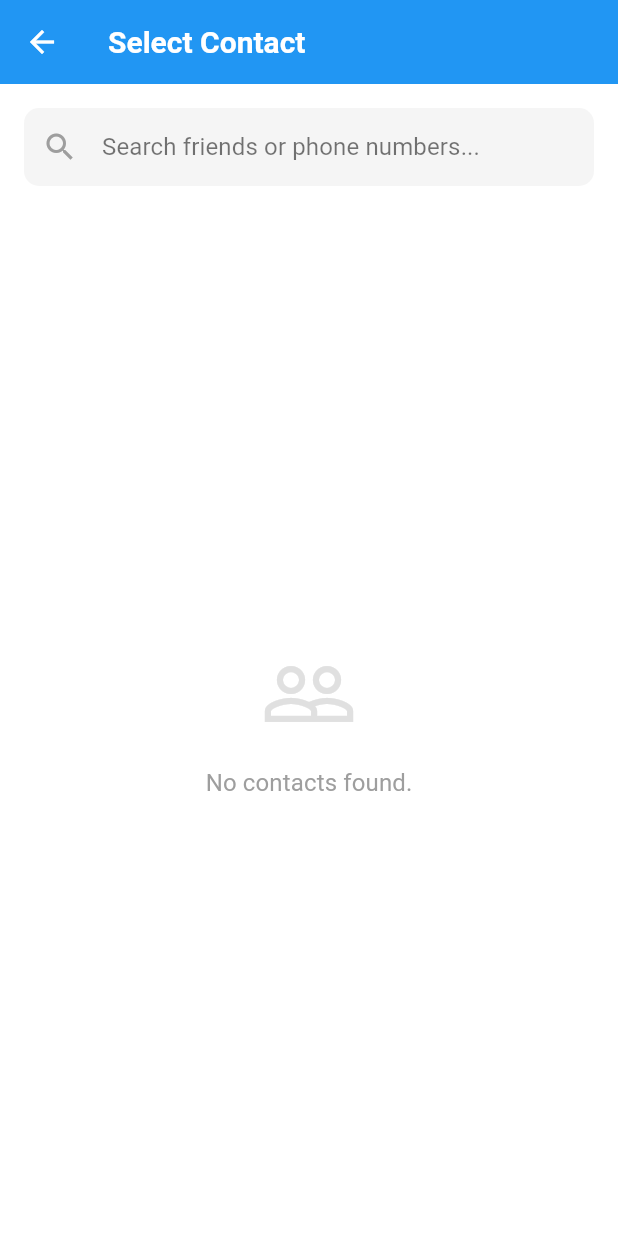
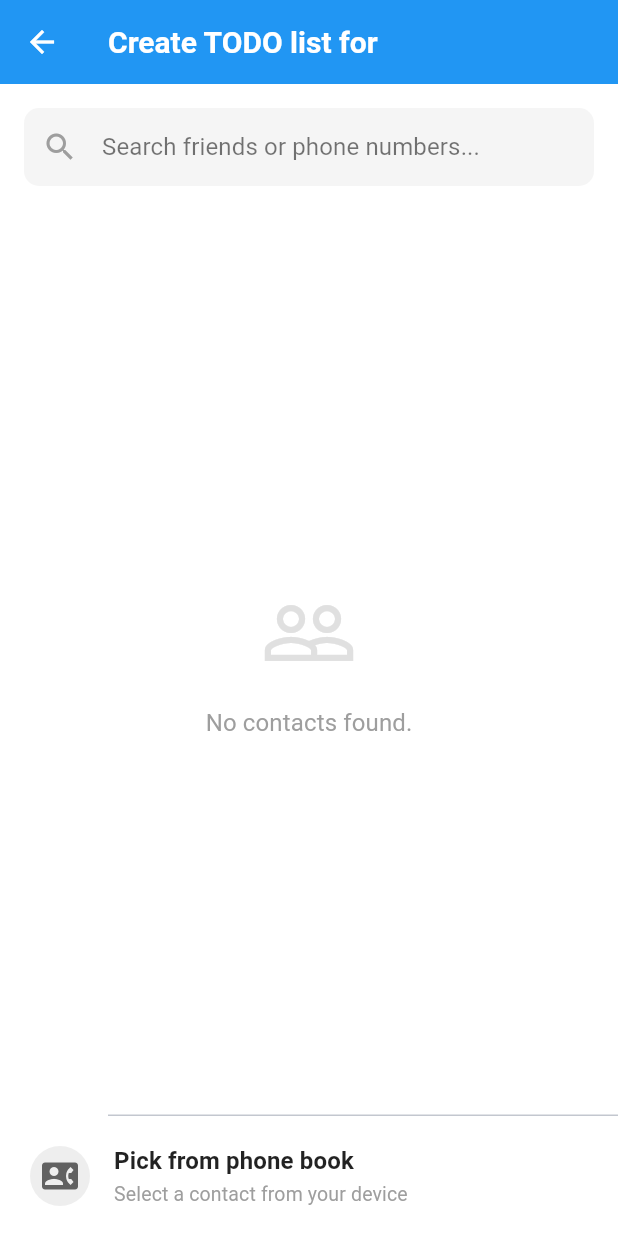
Before and after one commit to izinin/dotogether, a Flutter app: the FriendsScreen screen opened directly, on a phone screen of 412 x 824 dp. Run offline on Flutter 3.47's test engine with Material 3 defaults, Android fonts, the phone set to English and light mode, and no system bars; our stand-ins replace firebase_auth, firebase_core, flutter_native_contact_picker; missing offline and left inert: flutter_driver, recaptcha_enterprise_flutter, serverpod, serverpod_auth_core_server, serverpod_auth_idp_flutter and 5 more; accounts and stored records are empty.

Commit message:
added flutter_native_contact_picker to dotogether_flutter

```diff
--- a/dotogether_flutter/lib/screens/friends_screen.dart
+++ b/dotogether_flutter/lib/screens/friends_screen.dart
@@ -1,5 +1,8 @@
 import 'package:flutter/material.dart';
+import 'package:flutter_native_contact_picker/flutter_native_contact_picker.dart'
+    as contact_picker;
 import 'package:provider/provider.dart';
+import 'package:dotogether_client/dotogether_client.dart';
 import '../services/app_state.dart';
 import 'create_project_screen.dart';
 
@@ -12,6 +15,8 @@ class FriendsScreen extends StatefulWidget {
 
 class _FriendsScreenState extends State<FriendsScreen> {
   final TextEditingController _searchController = TextEditingController();
+  final contact_picker.FlutterNativeContactPicker _contactPicker =
+      contact_picker.FlutterNativeContactPicker();
   String _searchQuery = "";
 
   @override
@@ -27,6 +32,52 @@ class _FriendsScreenState extends State<FriendsScreen> {
   void dispose() {
     _searchController.dispose();
     super.dispose();
+  }
+
+  void _openCreateProjectScreen(String contactName, String contactPhone) {
+    Navigator.of(context).push(
+      MaterialPageRoute(
+        builder: (context) => CreateProjectScreen(
+          contactName: contactName.isEmpty ? 'Unknown' : contactName,
+          contactPhone: contactPhone,
+        ),
+      ),
+    );
+  }
+
+  /// Opens the device's native contact picker and, if a contact with a
+  /// phone number was selected, continues the same Project creation flow
+  /// used for a contact picked from the server-backed Contact list.
+  Future<void> _pickFromPhoneBook() async {
+    try {
+      final picked = await _contactPicker.selectPhoneNumber();
+      if (picked == null) return;
+
+      final phone =
+          picked.selectedPhoneNumber ??
+          (picked.phoneNumbers?.isNotEmpty == true
+              ? picked.phoneNumbers!.first
+              : '');
+      if (!mounted) return;
+
+      if (phone.isEmpty) {
+        ScaffoldMessenger.of(context).showSnackBar(
+          const SnackBar(
+            content: Text('Selected contact does not have a phone number.'),
+          ),
+        );
+        return;
+      }
+
+      _openCreateProjectScreen(picked.fullName ?? '', phone);
+    } catch (_) {
+      if (!mounted) return;
+      ScaffoldMessenger.of(context).showSnackBar(
+        const SnackBar(
+          content: Text('Contact picker is not available on this device.'),
+        ),
+      );
+    }
   }
 
   @override
@@ -52,7 +103,7 @@ class _FriendsScreenState extends State<FriendsScreen> {
           onPressed: () => Navigator.of(context).pop(),
         ),
         title: const Text(
-          'Select Contact',
+          'Create TODO list for',
           style: TextStyle(
             color: Colors.white,
             fontWeight: FontWeight.bold,
@@ -108,8 +159,11 @@ class _FriendsScreenState extends State<FriendsScreen> {
                       ),
                     ),
                   )
-                : filteredContacts.isEmpty
-                ? Center(
+                : Column(
+                    children: [
+                      if (filteredContacts.isEmpty)
+                        Expanded(
+                          child: Center(
                             child: Column(
                               mainAxisAlignment: MainAxisAlignment.center,
                               children: [
@@ -130,15 +184,57 @@ class _FriendsScreenState extends State<FriendsScreen> {
                                 ),
                               ],
                             ),
+                          ),
                         )
-                : ListView.separated(
+                      else
+                        Expanded(
+                          child: ListView.separated(
                             itemCount: filteredContacts.length,
                             separatorBuilder: (context, index) =>
                                 const Divider(height: 1, indent: 72),
-                    itemBuilder: (context, index) {
-                      final contact = filteredContacts[index];
-                      final displayName = contact.name;
-                      final phone = contact.phoneNumber.isNotEmpty
+                            itemBuilder: (context, index) =>
+                                _buildContactTile(filteredContacts[index]),
+                          ),
+                        ),
+                      const Divider(height: 1, indent: 72),
+                      _buildPickFromPhoneBookTile(),
+                    ],
+                  ),
+          ),
+        ],
+      ),
+    );
+  }
+
+  Widget _buildPickFromPhoneBookTile() {
+    return ListTile(
+      contentPadding: const EdgeInsets.symmetric(
+        horizontal: 20,
+        vertical: 4,
+      ),
+      leading: CircleAvatar(
+        backgroundColor: Colors.grey.shade200,
+        child: Icon(Icons.contact_phone, color: Colors.grey.shade700),
+      ),
+      title: const Text(
+        'Pick from phone book',
+        style: TextStyle(
+          fontSize: 16,
+          fontWeight: FontWeight.bold,
+          color: Colors.black87,
+        ),
+      ),
+      subtitle: const Text(
+        'Select a contact from your device',
+        style: TextStyle(color: Colors.grey, fontSize: 13),
+      ),
+      onTap: _pickFromPhoneBook,
+    );
+  }
+
+  Widget _buildContactTile(Contact contact) {
+    final String displayName = contact.name;
+    final String phone = contact.phoneNumber.isNotEmpty
         ? contact.phoneNumber
         : 'No Phone Number';
     final firstLetter = displayName.isEmpty
@@ -146,10 +242,7 @@ class _FriendsScreenState extends State<FriendsScreen> {
         : displayName[0].toUpperCase();
 
     return ListTile(
-                        contentPadding: const EdgeInsets.symmetric(
-                          horizontal: 20,
-                          vertical: 4,
-                        ),
+      contentPadding: const EdgeInsets.symmetric(horizontal: 20, vertical: 4),
       leading: CircleAvatar(
         backgroundColor: Colors.blue.shade100,
         child: Text(
@@ -170,40 +263,19 @@ class _FriendsScreenState extends State<FriendsScreen> {
       ),
       subtitle: Text(
         phone,
-                          style: TextStyle(
-                            color: Colors.grey.shade500,
-                            fontSize: 13,
-                          ),
+        style: TextStyle(color: Colors.grey.shade500, fontSize: 13),
       ),
       onTap: () {
         if (contact.phoneNumber.isEmpty) {
           ScaffoldMessenger.of(context).showSnackBar(
             const SnackBar(
-                                content: Text(
-                                  'This contact does not have a phone number.',
-                                ),
+              content: Text('This contact does not have a phone number.'),
             ),
           );
           return;
         }
-                          // Open creation screen
-                          Navigator.of(context).push(
-                            MaterialPageRoute(
-                              builder: (context) => CreateProjectScreen(
-                                contactName: displayName.isEmpty
-                                    ? 'Unknown'
-                                    : displayName,
-                                contactPhone: phone,
-                              ),
-                            ),
-                          );
+        _openCreateProjectScreen(displayName, phone);
       },
-                      );
-                    },
-                  ),
-          ),
-        ],
-      ),
     );
   }
 }
--- a/dotogether_flutter/lib/screens/home_screen.dart
+++ b/dotogether_flutter/lib/screens/home_screen.dart
@@ -90,12 +90,12 @@ class HomeScreen extends StatelessWidget {
             ),
             const SizedBox(height: 28),
 
-            // List Row 3: My friends
+            // List Row 3: Create project
             _buildNavigationItem(
               context,
               icon:
                   Icons.phone_enabled_outlined, // Matches mockup telephone icon
-              title: 'My friends',
+              title: 'Create project',
               subtitle: 'find and assign tasks',
               onTap: () {
                 Navigator.of(context).push(
--- a/dotogether_flutter/lib/services/app_state.dart
+++ b/dotogether_flutter/lib/services/app_state.dart
@@ -390,7 +390,7 @@ class AppState extends ChangeNotifier {
 
   // ================= CONTACTS HANDLER =================
 
-  /// Fetch the list of known contacts for the "Select Contact" screen.
+  /// Fetch the list of known contacts for the "Create TODO list for" screen.
   /// In Demo Mode this is the local simulated list; otherwise it's fetched
   /// from the server, which derives it from the Contact records (owner/
   /// assignee) found across all of the current user's Projects (created +
--- a/dotogether_flutter/pubspec.yaml
+++ b/dotogether_flutter/pubspec.yaml
@@ -41,6 +41,7 @@ dependencies:
   provider: ^6.1.5+1
   url_launcher: ^6.3.2
   recaptcha_enterprise_flutter: ^18.9.3
+  flutter_native_contact_picker: ^0.0.12
 dev_dependencies:
   # Used for agents to drive the app through the Dart MCP
   flutter_driver:
```
Also changed, not shown: pubspec.lock. Lines whose indentation alone changed are shown as unchanged.
